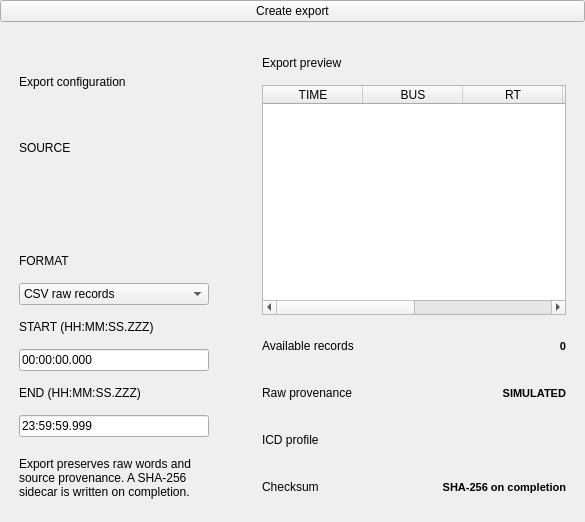
techmigosglobal/DA-AeroTrace1553, file apps/desktop/forms/exports_page.ui: the form before one commit.
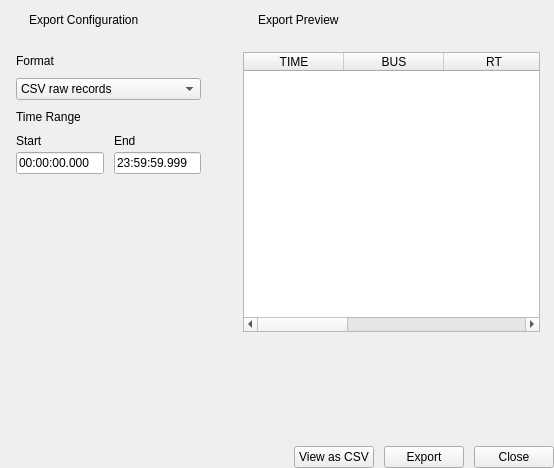
The form after the commit.

Commit message: v0.7.4 UI refinements, CSV viewer .atd/generic support, and header cleanup

The edit to the form file:
```diff
--- a/apps/desktop/forms/exports_page.ui
+++ b/apps/desktop/forms/exports_page.ui
@@ -3,284 +3,78 @@
  <class>ExportsPage</class>
  <widget class="QWidget" name="ExportsPage">
   <layout class="QVBoxLayout" name="bodyLayout">
-   <property name="leftMargin">
-    <number>0</number>
-   </property>
-   <property name="topMargin">
-    <number>0</number>
-   </property>
-   <property name="rightMargin">
-    <number>0</number>
-   </property>
-   <property name="bottomMargin">
-    <number>0</number>
-   </property>
-   <property name="spacing">
-    <number>15</number>
-   </property>
-   <item>
-    <widget class="QWidget" name="actionBar">
-     <layout class="QHBoxLayout" name="actionBarLayout">
-      <property name="leftMargin">
-       <number>0</number>
-      </property>
-      <property name="topMargin">
-       <number>0</number>
-      </property>
-      <property name="rightMargin">
-       <number>0</number>
-      </property>
-      <property name="bottomMargin">
-       <number>0</number>
-      </property>
-      <property name="spacing">
-       <number>15</number>
-      </property>
-      <item>
-       <widget class="QPushButton" name="createExportButton">
-        <property name="text">
-         <string>Create export</string>
-        </property>
-        <property name="primary" stdset="0">
-         <bool>true</bool>
-        </property>
-       </widget>
-      </item>
-     </layout>
-    </widget>
-   </item>
+   <property name="leftMargin"><number>0</number></property>
+   <property name="topMargin"><number>0</number></property>
+   <property name="rightMargin"><number>0</number></property>
+   <property name="bottomMargin"><number>0</number></property>
+   <property name="spacing"><number>12</number></property>
    <item>
     <widget class="QWidget" name="exportColumns">
      <layout class="QHBoxLayout" name="exportColumnsLayout" stretch="2,3">
-      <property name="leftMargin">
-       <number>0</number>
-      </property>
-      <property name="topMargin">
-       <number>0</number>
-      </property>
-      <property name="rightMargin">
-       <number>0</number>
-      </property>
-      <property name="bottomMargin">
-       <number>0</number>
-      </property>
-      <property name="spacing">
-       <number>15</number>
-      </property>
+      <property name="leftMargin"><number>0</number></property>
+      <property name="topMargin"><number>0</number></property>
+      <property name="rightMargin"><number>0</number></property>
+      <property name="bottomMargin"><number>0</number></property>
+      <property name="spacing"><number>12</number></property>
       <item>
        <widget class="QFrame" name="configuration">
         <property name="card" stdset="0">
          <bool>true</bool>
         </property>
         <layout class="QVBoxLayout" name="configurationLayout">
-         <property name="leftMargin">
-          <number>19</number>
-         </property>
-         <property name="topMargin">
-          <number>19</number>
-         </property>
-         <property name="rightMargin">
-          <number>19</number>
-         </property>
-         <property name="bottomMargin">
-          <number>19</number>
-         </property>
-         <property name="spacing">
-          <number>15</number>
-         </property>
+         <property name="leftMargin"><number>0</number></property>
+         <property name="topMargin"><number>0</number></property>
+         <property name="rightMargin"><number>0</number></property>
+         <property name="bottomMargin"><number>16</number></property>
+         <property name="spacing"><number>0</number></property>
          <item>
-          <widget class="QLabel" name="configurationTitle">
-           <property name="text">
-            <string>Export configuration</string>
-           </property>
-           <property name="wordWrap">
-            <bool>true</bool>
-           </property>
-           <property name="tone" stdset="0">
-            <string>cardtitle</string>
-           </property>
+          <widget class="QFrame" name="configHeaderBar">
+           <layout class="QHBoxLayout" name="configHeaderLayout">
+            <property name="leftMargin"><number>14</number></property>
+            <property name="topMargin"><number>10</number></property>
+            <property name="rightMargin"><number>14</number></property>
+            <property name="bottomMargin"><number>10</number></property>
+            <property name="spacing"><number>8</number></property>
+            <item><widget class="QLabel" name="configHeaderIcon"/></item>
+            <item><widget class="QLabel" name="configurationTitle"><property name="text"><string>Export Configuration</string></property></widget></item>
+            <item><spacer name="configHeaderSpacer"><property name="orientation"><enum>Qt::Horizontal</enum></property><property name="sizeHint" stdset="0"><size><width>40</width><height>20</height></size></property></spacer></item>
+           </layout>
           </widget>
          </item>
          <item>
-          <widget class="QLabel" name="sourceCaption">
-           <property name="text">
-            <string>SOURCE</string>
-           </property>
-           <property name="wordWrap">
-            <bool>true</bool>
-           </property>
-           <property name="tone" stdset="0">
-            <string>muted</string>
-           </property>
-          </widget>
-         </item>
-         <item>
-          <widget class="QLabel" name="sourceName">
-           <property name="text">
-            <string />
-           </property>
-           <property name="wordWrap">
-            <bool>true</bool>
-           </property>
-           <property name="tone" stdset="0">
-            <string>cardtitle</string>
-           </property>
-          </widget>
-         </item>
-         <item>
-          <widget class="QWidget" name="formatField">
-           <layout class="QVBoxLayout" name="formatFieldLayout">
-            <property name="leftMargin">
-             <number>0</number>
-            </property>
-            <property name="topMargin">
-             <number>0</number>
-            </property>
-            <property name="rightMargin">
-             <number>0</number>
-            </property>
-            <property name="bottomMargin">
-             <number>0</number>
-            </property>
-            <property name="spacing">
-             <number>15</number>
-            </property>
-            <item>
-             <widget class="QLabel" name="formatLabel">
-              <property name="text">
-               <string>FORMAT</string>
-              </property>
-              <property name="wordWrap">
-               <bool>true</bool>
-              </property>
-              <property name="tone" stdset="0">
-               <string>muted</string>
-              </property>
-             </widget>
-            </item>
+          <widget class="QWidget" name="configBody">
+           <layout class="QVBoxLayout" name="configBodyLayout">
+            <property name="leftMargin"><number>16</number></property>
+            <property name="topMargin"><number>14</number></property>
+            <property name="rightMargin"><number>16</number></property>
+            <property name="bottomMargin"><number>0</number></property>
+            <property name="spacing"><number>10</number></property>
+            <item><widget class="QLabel" name="formatLabel"><property name="text"><string>Format</string></property></widget></item>
             <item>
              <widget class="QComboBox" name="exportFormat">
-              <item>
-               <property name="text">
-                <string>CSV raw records</string>
-               </property>
-              </item>
-              <item>
-               <property name="text">
-                <string>JSON raw records</string>
-               </property>
-              </item>
-              <item>
-               <property name="text">
-                <string>CSV engineering values</string>
-               </property>
-              </item>
+              <item><property name="text"><string>CSV raw records</string></property></item>
+              <item><property name="text"><string>JSON raw records</string></property></item>
+              <item><property name="text"><string>CSV engineering values</string></property></item>
              </widget>
             </item>
-           </layout>
-          </widget>
-         </item>
-         <item>
-          <widget class="QWidget" name="startField">
-           <layout class="QVBoxLayout" name="startFieldLayout">
-            <property name="leftMargin">
-             <number>0</number>
-            </property>
-            <property name="topMargin">
-             <number>0</number>
-            </property>
-            <property name="rightMargin">
-             <number>0</number>
-            </property>
-            <property name="bottomMargin">
-             <number>0</number>
-            </property>
-            <property name="spacing">
-             <number>15</number>
-            </property>
+            <item><widget class="QLabel" name="timeRangeHeading"><property name="text"><string>Time Range</string></property></widget></item>
             <item>
-             <widget class="QLabel" name="startLabel">
-              <property name="text">
-               <string>START (HH:MM:SS.ZZZ)</string>
-              </property>
-              <property name="wordWrap">
-               <bool>true</bool>
-              </property>
-              <property name="tone" stdset="0">
-               <string>muted</string>
-              </property>
-             </widget>
+             <layout class="QGridLayout" name="timeRangeGrid" columnstretch="1,1">
+              <property name="horizontalSpacing"><number>10</number></property>
+              <property name="verticalSpacing"><number>4</number></property>
+              <item row="0" column="0"><widget class="QLabel" name="startLabel"><property name="text"><string>Start</string></property></widget></item>
+              <item row="0" column="1"><widget class="QLabel" name="endLabel"><property name="text"><string>End</string></property></widget></item>
+              <item row="1" column="0"><widget class="QLineEdit" name="exportStart"><property name="text"><string>00:00:00.000</string></property></widget></item>
+              <item row="1" column="1"><widget class="QLineEdit" name="exportEnd"><property name="text"><string>23:59:59.999</string></property></widget></item>
+             </layout>
             </item>
-            <item>
-             <widget class="QLineEdit" name="exportStart">
-              <property name="text">
-               <string>00:00:00.000</string>
-              </property>
-              <property name="placeholderText">
-               <string />
-              </property>
-             </widget>
-            </item>
+            <item><widget class="QWidget" name="rangeActions"><layout class="QVBoxLayout" name="rangeActionsLayout"><property name="leftMargin"><number>0</number></property><property name="topMargin"><number>0</number></property><property name="rightMargin"><number>0</number></property><property name="bottomMargin"><number>0</number></property></layout></widget></item>
+            <item><spacer name="configSpacer"><property name="orientation"><enum>Qt::Vertical</enum></property><property name="sizeHint" stdset="0"><size><width>20</width><height>40</height></size></property></spacer></item>
+            <item><widget class="QLabel" name="sourceName"><property name="visible"><bool>false</bool></property></widget></item>
+            <item><widget class="QLabel" name="exportNotice"><property name="visible"><bool>false</bool></property><property name="wordWrap"><bool>true</bool></property></widget></item>
            </layout>
           </widget>
          </item>
-         <item>
-          <widget class="QWidget" name="endField">
-           <layout class="QVBoxLayout" name="endFieldLayout">
-            <property name="leftMargin">
-             <number>0</number>
-            </property>
-            <property name="topMargin">
-             <number>0</number>
-            </property>
-            <property name="rightMargin">
-             <number>0</number>
-            </property>
-            <property name="bottomMargin">
-             <number>0</number>
-            </property>
-            <property name="spacing">
-             <number>15</number>
-            </property>
-            <item>
-             <widget class="QLabel" name="endLabel">
-              <property name="text">
-               <string>END (HH:MM:SS.ZZZ)</string>
-              </property>
-              <property name="wordWrap">
-               <bool>true</bool>
-              </property>
-              <property name="tone" stdset="0">
-               <string>muted</string>
-              </property>
-             </widget>
-            </item>
-            <item>
-             <widget class="QLineEdit" name="exportEnd">
-              <property name="text">
-               <string>23:59:59.999</string>
-              </property>
-              <property name="placeholderText">
-               <string />
-              </property>
-             </widget>
-            </item>
-           </layout>
-          </widget>
-         </item>
-         <item>
-          <widget class="QLabel" name="exportNotice">
-           <property name="text">
-            <string>Export preserves raw words and source provenance. A SHA-256 sidecar is written on completion.</string>
-           </property>
-           <property name="wordWrap">
-            <bool>true</bool>
-           </property>
-           <property name="tone" stdset="0">
-            <string>success</string>
-           </property>
-          </widget>
-         </item>
         </layout>
        </widget>
       </item>
@@ -290,323 +84,53 @@
          <bool>true</bool>
         </property>
         <layout class="QVBoxLayout" name="exportPreviewLayout">
-         <property name="leftMargin">
-          <number>19</number>
-         </property>
-         <property name="topMargin">
-          <number>19</number>
-         </property>
-         <property name="rightMargin">
-          <number>19</number>
-         </property>
-         <property name="bottomMargin">
-          <number>19</number>
-         </property>
-         <property name="spacing">
-          <number>15</number>
-         </property>
+         <property name="leftMargin"><number>0</number></property>
+         <property name="topMargin"><number>0</number></property>
+         <property name="rightMargin"><number>0</number></property>
+         <property name="bottomMargin"><number>14</number></property>
+         <property name="spacing"><number>0</number></property>
          <item>
-          <widget class="QLabel" name="exportPreviewTitle">
-           <property name="text">
-            <string>Export preview</string>
-           </property>
-           <property name="wordWrap">
-            <bool>true</bool>
-           </property>
-           <property name="tone" stdset="0">
-            <string>cardtitle</string>
-           </property>
-          </widget>
-         </item>
-         <item>
-          <widget class="QTableWidget" name="previewTable">
-           <property name="minimumSize">
-            <size>
-             <width>0</width>
-             <height>230</height>
-            </size>
-           </property>
-           <property name="alternatingRowColors">
-            <bool>true</bool>
-           </property>
-           <property name="showGrid">
-            <bool>false</bool>
-           </property>
-           <property name="selectionBehavior">
-            <enum>QAbstractItemView::SelectRows</enum>
-           </property>
-           <property name="selectionMode">
-            <enum>QAbstractItemView::SingleSelection</enum>
-           </property>
-           <property name="editTriggers">
-            <set>QAbstractItemView::NoEditTriggers</set>
-           </property>
-           <column>
-            <property name="text">
-             <string>TIME</string>
-            </property>
-           </column>
-           <column>
-            <property name="text">
-             <string>BUS</string>
-            </property>
-           </column>
-           <column>
-            <property name="text">
-             <string>RT</string>
-            </property>
-           </column>
-           <column>
-            <property name="text">
-             <string>SA</string>
-            </property>
-           </column>
-           <column>
-            <property name="text">
-             <string>DIRECTION</string>
-            </property>
-           </column>
-           <column>
-            <property name="text">
-             <string>HEX</string>
-            </property>
-           </column>
-          </widget>
-         </item>
-         <item>
-          <widget class="QWidget" name="availableRow">
-           <layout class="QHBoxLayout" name="availableRowLayout" stretch="1,1">
-            <property name="leftMargin">
-             <number>0</number>
-            </property>
-            <property name="topMargin">
-             <number>0</number>
-            </property>
-            <property name="rightMargin">
-             <number>0</number>
-            </property>
-            <property name="bottomMargin">
-             <number>0</number>
-            </property>
-            <property name="spacing">
-             <number>15</number>
-            </property>
-            <item>
-             <widget class="QLabel" name="availableKey">
-              <property name="text">
-               <string>Available records</string>
-              </property>
-              <property name="wordWrap">
-               <bool>true</bool>
-              </property>
-              <property name="tone" stdset="0">
-               <string>muted</string>
-              </property>
-             </widget>
-            </item>
-            <item>
-             <widget class="QLabel" name="available">
-              <property name="text">
-               <string>0</string>
-              </property>
-              <property name="wordWrap">
-               <bool>true</bool>
-              </property>
-              <property name="alignment">
-               <set>Qt::AlignRight|Qt::AlignVCenter</set>
-              </property>
-              <property name="styleSheet">
-               <string>font-weight:600;font-size:11px;</string>
-              </property>
-             </widget>
-            </item>
+          <widget class="QFrame" name="previewHeaderBar">
+           <layout class="QHBoxLayout" name="previewHeaderLayout">
+            <property name="leftMargin"><number>14</number></property>
+            <property name="topMargin"><number>10</number></property>
+            <property name="rightMargin"><number>14</number></property>
+            <property name="bottomMargin"><number>10</number></property>
+            <property name="spacing"><number>8</number></property>
+            <item><widget class="QLabel" name="previewHeaderIcon"/></item>
+            <item><widget class="QLabel" name="exportPreviewTitle"><property name="text"><string>Export Preview</string></property></widget></item>
+            <item><spacer name="previewHeaderSpacer"><property name="orientation"><enum>Qt::Horizontal</enum></property><property name="sizeHint" stdset="0"><size><width>40</width><height>20</height></size></property></spacer></item>
            </layout>
-           <property name="minimumSize">
-            <size>
-             <width>0</width>
-             <height>32</height>
-            </size>
-           </property>
-           <property name="toolTip">
-            <string>Available records</string>
-           </property>
           </widget>
          </item>
          <item>
-          <widget class="QWidget" name="provenanceRow">
-           <layout class="QHBoxLayout" name="provenanceRowLayout" stretch="1,1">
-            <property name="leftMargin">
-             <number>0</number>
-            </property>
-            <property name="topMargin">
-             <number>0</number>
-            </property>
-            <property name="rightMargin">
-             <number>0</number>
-            </property>
-            <property name="bottomMargin">
-             <number>0</number>
-            </property>
-            <property name="spacing">
-             <number>15</number>
-            </property>
+          <widget class="QWidget" name="previewBody">
+           <layout class="QVBoxLayout" name="previewBodyLayout">
+            <property name="leftMargin"><number>14</number></property>
+            <property name="topMargin"><number>12</number></property>
+            <property name="rightMargin"><number>14</number></property>
+            <property name="bottomMargin"><number>0</number></property>
+            <property name="spacing"><number>8</number></property>
             <item>
-             <widget class="QLabel" name="provenanceKey">
-              <property name="text">
-               <string>Raw provenance</string>
-              </property>
-              <property name="wordWrap">
-               <bool>true</bool>
-              </property>
-              <property name="tone" stdset="0">
-               <string>muted</string>
-              </property>
+             <widget class="QTableWidget" name="previewTable">
+              <property name="minimumSize"><size><width>0</width><height>280</height></size></property>
+              <property name="alternatingRowColors"><bool>true</bool></property>
+              <property name="showGrid"><bool>false</bool></property>
+              <property name="selectionBehavior"><enum>QAbstractItemView::SelectRows</enum></property>
+              <property name="editTriggers"><set>QAbstractItemView::NoEditTriggers</set></property>
+              <column><property name="text"><string>TIME</string></property></column>
+              <column><property name="text"><string>BUS</string></property></column>
+              <column><property name="text"><string>RT</string></property></column>
+              <column><property name="text"><string>SA</string></property></column>
+              <column><property name="text"><string>DIRECTION</string></property></column>
+              <column><property name="text"><string>HEX</string></property></column>
              </widget>
             </item>
-            <item>
-             <widget class="QLabel" name="provenance">
-              <property name="text">
-               <string>SIMULATED</string>
-              </property>
-              <property name="wordWrap">
-               <bool>true</bool>
-              </property>
-              <property name="alignment">
-               <set>Qt::AlignRight|Qt::AlignVCenter</set>
-              </property>
-              <property name="styleSheet">
-               <string>font-weight:600;font-size:11px;</string>
-              </property>
-             </widget>
-            </item>
+            <item><widget class="QLabel" name="available"><property name="visible"><bool>false</bool></property></widget></item>
+            <item><widget class="QLabel" name="provenance"><property name="visible"><bool>false</bool></property></widget></item>
+            <item><widget class="QLabel" name="profile"><property name="visible"><bool>false</bool></property></widget></item>
+            <item><widget class="QLabel" name="checksum"><property name="visible"><bool>false</bool></property></widget></item>
            </layout>
-           <property name="minimumSize">
-            <size>
-             <width>0</width>
-             <height>32</height>
-            </size>
-           </property>
-           <property name="toolTip">
-            <string>Raw provenance</string>
-           </property>
-          </widget>
-         </item>
-         <item>
-          <widget class="QWidget" name="profileRow">
-           <layout class="QHBoxLayout" name="profileRowLayout" stretch="1,1">
-            <property name="leftMargin">
-             <number>0</number>
-            </property>
-            <property name="topMargin">
-             <number>0</number>
-            </property>
-            <property name="rightMargin">
-             <number>0</number>
-            </property>
-            <property name="bottomMargin">
-             <number>0</number>
-            </property>
-            <property name="spacing">
-             <number>15</number>
-            </property>
-            <item>
-             <widget class="QLabel" name="profileKey">
-              <property name="text">
-               <string>ICD profile</string>
-              </property>
-              <property name="wordWrap">
-               <bool>true</bool>
-              </property>
-              <property name="tone" stdset="0">
-               <string>muted</string>
-              </property>
-             </widget>
-            </item>
-            <item>
-             <widget class="QLabel" name="profile">
-              <property name="text">
-               <string />
-              </property>
-              <property name="wordWrap">
-               <bool>true</bool>
-              </property>
-              <property name="alignment">
-               <set>Qt::AlignRight|Qt::AlignVCenter</set>
-              </property>
-              <property name="styleSheet">
-               <string>font-weight:600;font-size:11px;</string>
-              </property>
-             </widget>
-            </item>
-           </layout>
-           <property name="minimumSize">
-            <size>
-             <width>0</width>
-             <height>32</height>
-            </size>
-           </property>
-           <property name="toolTip">
-            <string>ICD profile</string>
-           </property>
-          </widget>
-         </item>
-         <item>
-          <widget class="QWidget" name="checksumRow">
-           <layout class="QHBoxLayout" name="checksumRowLayout" stretch="1,1">
-            <property name="leftMargin">
-             <number>0</number>
-            </property>
-            <property name="topMargin">
-             <number>0</number>
-            </property>
-            <property name="rightMargin">
-             <number>0</number>
-            </property>
-            <property name="bottomMargin">
-             <number>0</number>
-            </property>
-            <property name="spacing">
-             <number>15</number>
-            </property>
-            <item>
-             <widget class="QLabel" name="checksumKey">
-              <property name="text">
-               <string>Checksum</string>
-              </property>
-              <property name="wordWrap">
-               <bool>true</bool>
-              </property>
-              <property name="tone" stdset="0">
-               <string>muted</string>
-              </property>
-             </widget>
-            </item>
-            <item>
-             <widget class="QLabel" name="checksum">
-              <property name="text">
-               <string>SHA-256 on completion</string>
-              </property>
-              <property name="wordWrap">
-               <bool>true</bool>
-              </property>
-              <property name="alignment">
-               <set>Qt::AlignRight|Qt::AlignVCenter</set>
-              </property>
-              <property name="styleSheet">
-               <string>font-weight:600;font-size:11px;</string>
-              </property>
-             </widget>
-            </item>
-           </layout>
-           <property name="minimumSize">
-            <size>
-             <width>0</width>
-             <height>32</height>
-            </size>
-           </property>
-           <property name="toolTip">
-            <string>Checksum</string>
-           </property>
           </widget>
          </item>
         </layout>
@@ -615,6 +139,39 @@
      </layout>
     </widget>
    </item>
+   <item>
+    <widget class="QWidget" name="actionBar">
+     <layout class="QHBoxLayout" name="actionBarLayout">
+      <property name="leftMargin"><number>0</number></property>
+      <property name="topMargin"><number>0</number></property>
+      <property name="rightMargin"><number>0</number></property>
+      <property name="bottomMargin"><number>0</number></property>
+      <property name="spacing"><number>10</number></property>
+      <item>
+       <spacer name="actionBarSpacer">
+        <property name="orientation"><enum>Qt::Horizontal</enum></property>
+        <property name="sizeHint" stdset="0"><size><width>40</width><height>20</height></size></property>
+       </spacer>
+      </item>
+      <item>
+       <widget class="QPushButton" name="viewAsCsvButton">
+        <property name="text"><string>View as CSV</string></property>
+       </widget>
+      </item>
+      <item>
+       <widget class="QPushButton" name="createExportButton">
+        <property name="text"><string>Export</string></property>
+        <property name="primary" stdset="0"><bool>true</bool></property>
+       </widget>
+      </item>
+      <item>
+       <widget class="QPushButton" name="closeExportsButton">
+        <property name="text"><string>Close</string></property>
+       </widget>
+      </item>
+     </layout>
+    </widget>
+   </item>
   </layout>
  </widget>
  <resources />
```
Left out of the diff: 12 changed lines with no effect on the pictures. The commit also changes 22 other files.
